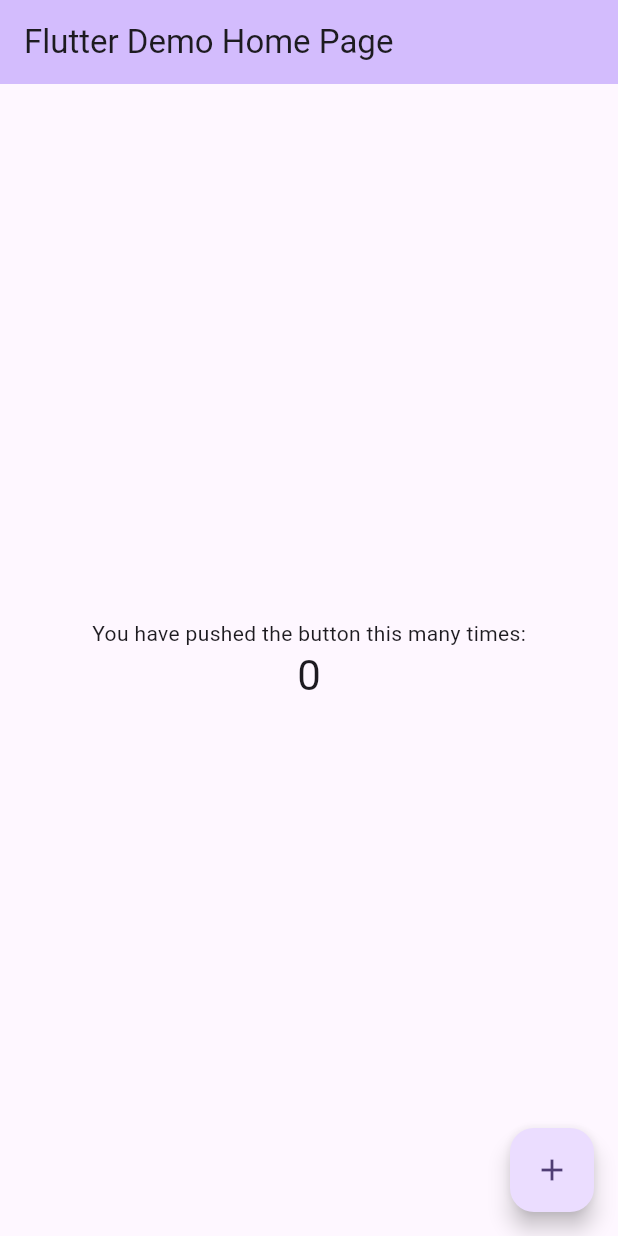
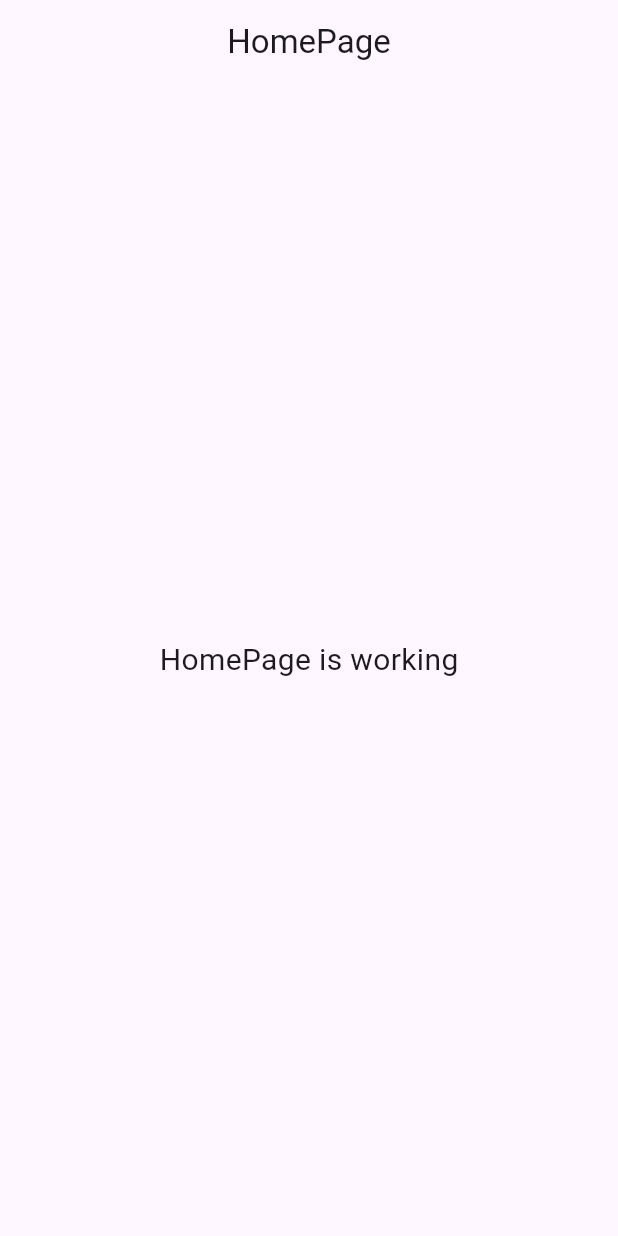
Before and after one commit to GiovaniGama/flutter_clean_arch, a Flutter app: the screen it shows after launch, on a phone screen of 412 x 824 dp. Run offline on Flutter 3.47's test engine with Material 3 defaults, Android fonts, the phone set to English and light mode, and no system bars; our stand-ins replace go_router.

Commit message:
change arch of project

```diff
--- a/lib/features/cep_list/domain/repositories/address_repository.dart
+++ /dev/null
@@ -1,6 +0,0 @@
-import 'package:flutter_clean_arch/features/cep_list/domain/entities/cep_entity.dart';
-import 'package:result_dart/result_dart.dart';
-
-abstract class AddressRepository {
-  Future<Result<AddressEntity>> getAddress(String cep);
-}
--- a/lib/features/cep_list/domain/use_cases/get_address_use_case.dart
+++ /dev/null
@@ -1,13 +0,0 @@
-import 'package:flutter_clean_arch/features/cep_list/domain/entities/cep_entity.dart';
-import 'package:flutter_clean_arch/features/cep_list/domain/repositories/address_repository.dart';
-import 'package:result_dart/result_dart.dart';
-
-class GetAddressUseCase {
-  final AddressRepository addressRepository;
-
-  GetAddressUseCase(this.addressRepository);
-
-  Future<Result<AddressEntity>> execute(String cep) async {
-    return await addressRepository.getAddress(cep);
-  }
-}
--- a/lib/features/cep_list/presentation/controllers/address_controller.dart
+++ /dev/null
@@ -1,7 +0,0 @@
-import 'package:flutter_clean_arch/features/cep_list/domain/use_cases/get_address_use_case.dart';
-
-class AddressController {
-  final GetAddressUseCase _useCase;
-
-  AddressController(this._useCase);
-}
--- a/lib/main.dart
+++ b/lib/main.dart
@@ -1,6 +1,9 @@
 import 'package:flutter/material.dart';
+import 'package:flutter_clean_arch/routing/router.dart';
+import 'package:flutter_clean_arch/utils/dependencies.dart';
+import 'package:provider/provider.dart';
 
-void main() {
+Future<void> main() async {
   runApp(const MyApp());
 }
 
@@ -9,57 +12,12 @@ class MyApp extends StatelessWidget {
 
   @override
   Widget build(BuildContext context) {
-    return MaterialApp(
-      title: 'Flutter Demo',
-      theme: ThemeData(
-        colorScheme: ColorScheme.fromSeed(seedColor: Colors.deepPurple),
-      ),
-      home: const MyHomePage(title: 'Flutter Demo Home Page'),
-    );
-  }
-}
-
-class MyHomePage extends StatefulWidget {
-  const MyHomePage({super.key, required this.title});
-
-  final String title;
-
-  @override
-  State<MyHomePage> createState() => _MyHomePageState();
-}
-
-class _MyHomePageState extends State<MyHomePage> {
-  int _counter = 0;
-
-  void _incrementCounter() {
-    setState(() {
-      _counter++;
-    });
-  }
-
-  @override
-  Widget build(BuildContext context) {
-    return Scaffold(
-      appBar: AppBar(
-        backgroundColor: Theme.of(context).colorScheme.inversePrimary,
-        title: Text(widget.title),
-      ),
-      body: Center(
-        child: Column(
-          mainAxisAlignment: MainAxisAlignment.center,
-          children: <Widget>[
-            const Text('You have pushed the button this many times:'),
-            Text(
-              '$_counter',
-              style: Theme.of(context).textTheme.headlineMedium,
-            ),
-          ],
-        ),
-      ),
-      floatingActionButton: FloatingActionButton(
-        onPressed: _incrementCounter,
-        tooltip: 'Increment',
-        child: const Icon(Icons.add),
+    return MultiProvider(
+      providers: [...providers],
+      child: MaterialApp.router(
+        debugShowCheckedModeBanner: false,
+        title: 'Meu consultor de CEP',
+        routerConfig: AppRouter().router,
       ),
     );
   }
--- /dev/null
+++ b/lib/routing/router.dart
@@ -0,0 +1,35 @@
+import 'package:flutter/material.dart';
+import 'package:flutter_clean_arch/routing/routes.dart';
+import 'package:flutter_clean_arch/ui/home/home_page.dart';
+import 'package:flutter_clean_arch/ui/home/view_models/home_view_model.dart';
+import 'package:go_router/go_router.dart';
+import 'package:provider/provider.dart';
+
+final _navigatorKey = GlobalKey<NavigatorState>();
+
+class AppRouter {
+  static final GoRouter _router = GoRouter(
+    navigatorKey: _navigatorKey,
+    initialLocation: Routes.home,
+    debugLogDiagnostics: true,
+    routes: [
+      GoRoute(
+        path: Routes.home,
+        builder: (context, state) {
+          return ChangeNotifierProvider<HomeViewModel>(
+            create: (context) {
+              final viewModel = HomeViewModel(
+                getAddressUseCase: context.read(),
+              );
+
+              return viewModel;
+            },
+            child: HomePage(),
+          );
+        },
+      ),
+    ],
+  );
+
+  GoRouter get router => _router;
+}
--- /dev/null
+++ b/lib/routing/routes.dart
@@ -0,0 +1,3 @@
+abstract final class Routes {
+  static const home = '/home';
+}
--- /dev/null
+++ b/lib/ui/home/home_page.dart
@@ -0,0 +1,21 @@
+import 'package:flutter/material.dart';
+
+class HomePage extends StatelessWidget {
+  const HomePage({super.key});
+
+  @override
+  Widget build(BuildContext context) {
+    return Scaffold(
+      appBar: AppBar(
+        title: const Text('HomePage'),
+        centerTitle: true,
+      ),
+      body: const Center(
+        child: Text(
+          'HomePage is working',
+          style: TextStyle(fontSize: 20),
+        ),
+      ),
+    );
+  }
+}
--- /dev/null
+++ b/lib/ui/home/view_models/home_view_model.dart
@@ -0,0 +1,9 @@
+import 'package:flutter/material.dart';
+import 'package:flutter_clean_arch/domain/use_cases/address/get_address_use_case.dart';
+
+class HomeViewModel extends ChangeNotifier {
+  HomeViewModel({required GetAddressUseCase getAddressUseCase})
+    : _addressUseCase = getAddressUseCase;
+
+  final GetAddressUseCase _addressUseCase;
+}
--- /dev/null
+++ b/lib/utils/dependencies.dart
@@ -0,0 +1,13 @@
+import 'package:flutter_clean_arch/data/repositories/address_repository.dart';
+import 'package:flutter_clean_arch/data/services/address_service.dart';
+import 'package:flutter_clean_arch/domain/use_cases/address/get_address_use_case.dart';
+import 'package:provider/provider.dart';
+import 'package:provider/single_child_widget.dart';
+
+List<SingleChildWidget> get providers {
+  return [
+    Provider(create: (context) => AddressService()),
+    Provider(create: (context) => AddressRepository(context.read())),
+    Provider(create: (context) => GetAddressUseCase(context.read())),
+  ];
+}
--- a/pubspec.yaml
+++ b/pubspec.yaml
@@ -36,7 +36,7 @@ dependencies:
   cupertino_icons: ^1.0.8
   provider: ^6.1.2
   http: ^1.3.0
-  result_dart: ^2.0.0
+  go_router: ^14.8.1
 
 dev_dependencies:
   flutter_test:
```
Also changed, not shown: lib/data/repositories/address_repository.dart (added, +30 -0 lines), lib/data/services/address_service.dart (renamed from lib/features/cep_list/data/data_source/address_data_source.dart, +5 -5 lines), lib/domain/use_cases/address/get_address_use_case.dart (added, +20 -0 lines), lib/features/cep_list/data/repositories/address_repository_impl.dart (deleted, +0 -13 lines), lib/utils/result.dart (added, +83 -0 lines), lib/data/model/address_model.dart (renamed from lib/features/cep_list/data/models/address_model.dart), lib/domain/entities/address_entity.dart (renamed from lib/features/cep_list/domain/entities/cep_entity.dart), pubspec.lock.
